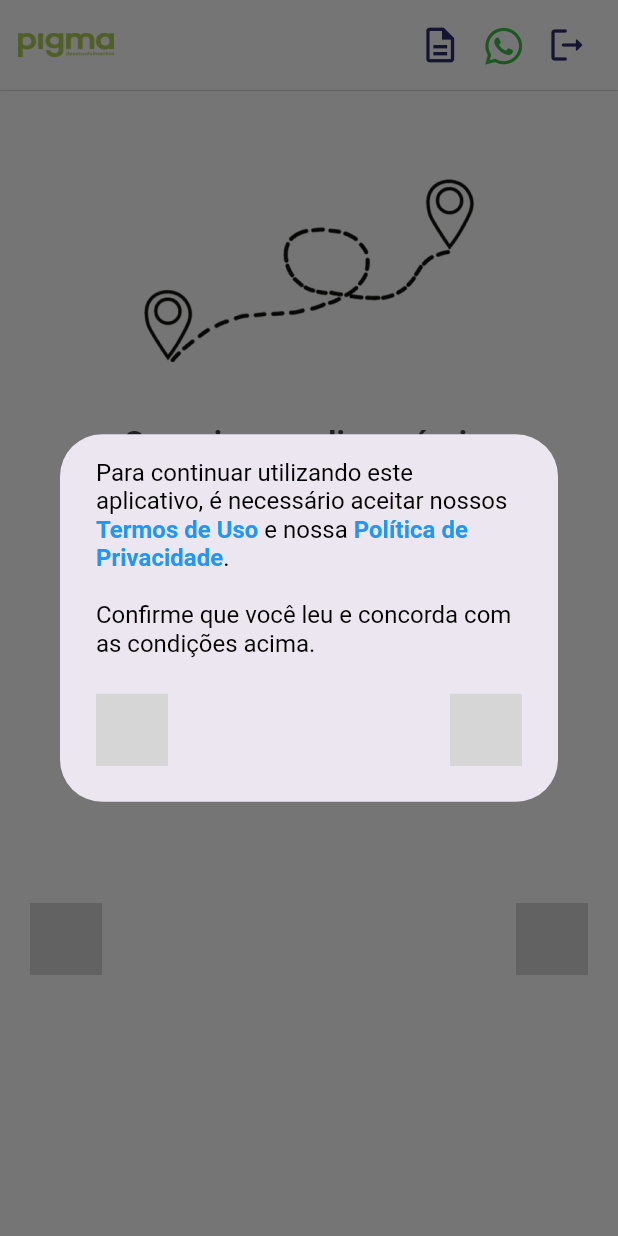
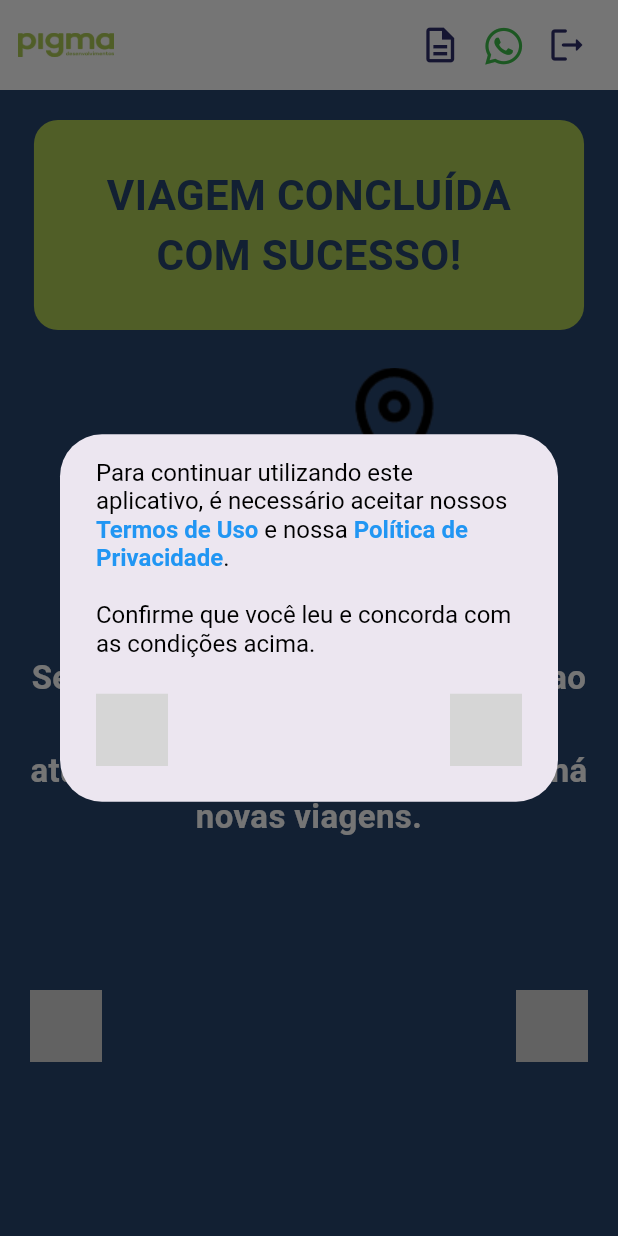
Before and after one commit to Grupo-03-ADS/FLUTTER__Pigma-Rastreability, a Flutter app: the HomeWidget screen opened by its route, on a phone screen of 412 x 824 dp. Run offline on Flutter 3.47's test engine with Material 3 defaults, Android fonts, the phone set to English and light mode, and no system bars; our stand-ins replace cloud_firestore, connectivity_plus, equatable, firebase_core, flutter_animate, font_awesome_flutter and 9 more; missing offline and left inert: flutter_mapbox_navigation, json_path, mime_type; accounts and stored records are empty; Roboto replaces fonts that are missing (Inria Sans); statements that could not run were skipped; grey boxes are pictures that could not be loaded.

Commit message:
Adicionar página finalizar viagem

```diff
--- a/lib/components/sem_viagem_widget.dart
+++ b/lib/components/sem_viagem_widget.dart
@@ -40,15 +40,36 @@ class _SemViagemWidgetState extends State<SemViagemWidget> {
   Widget build(BuildContext context) {
     context.watch<FFAppState>();
 
-    return Align(
+    return Container(
+      color: const Color(0xFF28456F),
+      child: Align(
         alignment: const AlignmentDirectional(0.0, 0.0),
         child: Padding(
-        padding: const EdgeInsetsDirectional.fromSTEB(60.0, 20.0, 60.0, 20.0),
+          padding: const EdgeInsetsDirectional.fromSTEB(20.0, 20.0, 20.0, 20.0),
           child: Container(
             decoration: const BoxDecoration(),
             child: Column(
               mainAxisSize: MainAxisSize.min,
               children: [
+                Container(
+                  padding: const EdgeInsets.symmetric(
+                      vertical: 30.0, horizontal: 45.0),
+                  decoration: BoxDecoration(
+                    color: const Color(0xFFAECC55), // Cor de fundo
+                    borderRadius: BorderRadius.circular(16.0),
+                  ),
+                  child: Text(
+                    'VIAGEM CONCLUÍDA \nCOM SUCESSO!',
+                    style: FlutterFlowTheme.of(context).bodyMedium.override(
+                          fontFamily: 'Inria Sans',
+                          color: const Color(0xFF28456F), // Cor do texto
+                          fontSize: 28.0,
+                          fontWeight: FontWeight.bold,
+                        ),
+                    textAlign: TextAlign.center,
+                  ),
+                ),
+                const SizedBox(height: 25.0),
                 ClipRRect(
                   borderRadius: BorderRadius.circular(8.0),
                   child: Image.asset(
@@ -56,42 +77,24 @@ class _SemViagemWidgetState extends State<SemViagemWidget> {
                     // width: 360.0,
                     // height: 300.0,
                     width: 240.0,
-                  height: 200.0,
+                    height: 166.0,
                     fit: BoxFit.cover,
                   ),
                 ),
+                const SizedBox(height: 25.0),
                 Text(
-                'Sem viagens disponíveis. Solicite ao seu gestor uma nova viagem',
+                  'Sem viagens disponíveis. Solicite ao seu gestor uma nova viagem ou atualize a página para verificar se há novas viagens.',
                   style: FlutterFlowTheme.of(context).bodyMedium.override(
                         fontFamily: 'Inria Sans',
-                      color: const Color(0xFF454545),
-                      fontSize: 21.0,
+                        color: const Color(0xFFFFFFFF),
+                        fontSize: 22.0,
                         fontWeight: FontWeight.w600,
                       ),
                   textAlign: TextAlign.center,
                 ),
-              Text(
-                '\n  ou  \n',
-                style: FlutterFlowTheme.of(context).bodyMedium.override(
-                      fontFamily: 'Inria Sans',
-                      color: const Color(0xFF454545),
-                      fontSize: 24.0,
-                      fontWeight: FontWeight.w600,
-                      // decoration: TextDecoration.underline,
+                const SizedBox(height: 30.0),
+              ],
             ),
-                textAlign: TextAlign.center,
-              ),
-              Text(
-                'atualize a página para verificar se há novas viagens.',
-                style: FlutterFlowTheme.of(context).bodyMedium.override(
-                      fontFamily: 'Inria Sans',
-                      color: const Color(0xFF454545),
-                      fontSize: 21.0,
-                      fontWeight: FontWeight.w600,
-                    ),
-                textAlign: TextAlign.center,
-              ),
-            ],
           ),
         ),
       ),
--- a/lib/home/home_widget.dart
+++ b/lib/home/home_widget.dart
@@ -368,6 +368,12 @@ class _HomeWidgetState extends State<HomeWidget> {
                 Expanded(
                   child: Stack(
                     children: [
+                      Container(
+                        // Aqui você define a cor de fundo ou até mesmo uma imagem.
+                        decoration: BoxDecoration(
+                          color: Color(0xFF28456F),
+                        ),
+                      ),
                       if (!FFAppState().routeSelected.hasRouteId())
                         SingleChildScrollView(
                           child: Column(
@@ -397,7 +403,7 @@ class _HomeWidgetState extends State<HomeWidget> {
                                         height: 50.0,
                                         padding: const EdgeInsetsDirectional.fromSTEB(8.0, 0.0, 8.0, 0.0),
                                         iconPadding: const EdgeInsetsDirectional.fromSTEB(0.0, 0.0, 0.0, 0.0),
-                                        color: const Color(0xFF28B446),
+                                        color: const Color(0xFF00AA5B),
                                         textStyle: FlutterFlowTheme.of(context).titleSmall.override(
                                               fontFamily: 'Inter',
                                               color: Colors.white,
@@ -426,10 +432,10 @@ class _HomeWidgetState extends State<HomeWidget> {
                                         height: 50.0,
                                         padding: const EdgeInsetsDirectional.fromSTEB(8.0, 0.0, 8.0, 0.0),
                                         iconPadding: const EdgeInsetsDirectional.fromSTEB(0.0, 0.0, 0.0, 0.0),
-                                        color: const Color(0xFF4646B4),
+                                        color: const Color(0xFFFFFFFF),
                                         textStyle: FlutterFlowTheme.of(context).titleSmall.override(
                                           fontFamily: 'Inter',
-                                          color: Colors.white,
+                                          color: Colors.black,
                                         ),
                                         elevation: 3.0,
                                         borderSide: const BorderSide(
--- a/pubspec.yaml
+++ b/pubspec.yaml
@@ -27,7 +27,7 @@ dependencies:
     sdk: flutter
   auto_size_text: 3.0.0
   cloud_firestore: ^5.2.1
-  collection: 1.19.0
+  collection: ^1.18.0
   connectivity_plus: ^6.0.5
   equatable: 2.0.5
   flutter_animate: ^4.5.0
```
Also changed, not shown: assets/images/Design_sem_nome-21_1.png, lib/main.dart (line endings or trailing spaces), 2 other files. Lines whose indentation alone changed are shown as unchanged.
